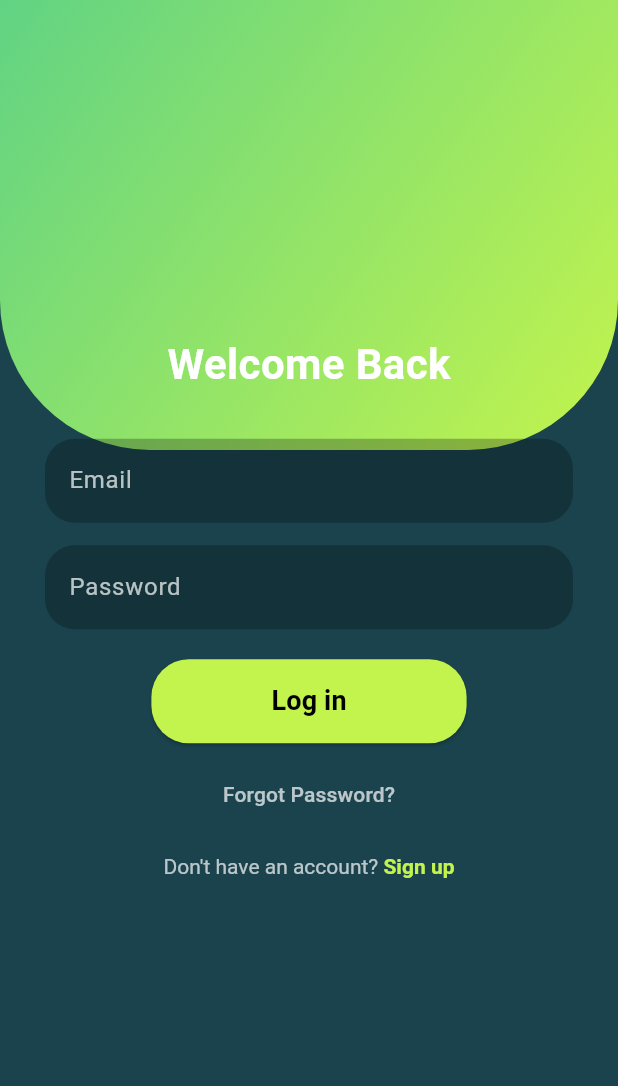
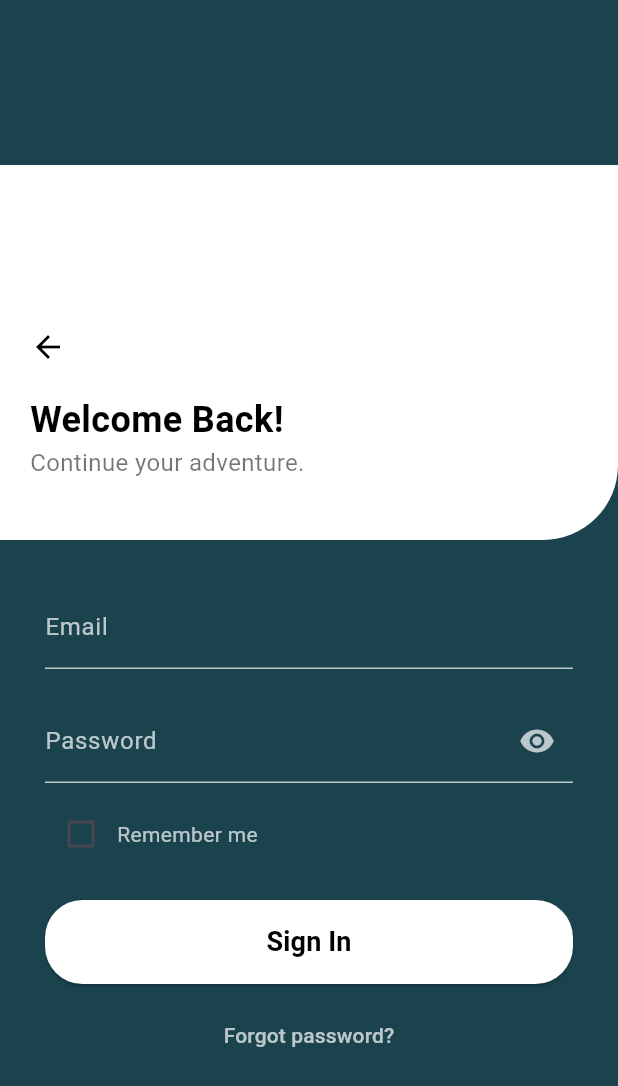
Before and after one commit to assadullah381/Futsal-Management-Application, a Flutter app: the LoginPage screen opened by its route, on a phone screen of 412 x 824 dp. Shown: the top 1086 px of the screen. Run offline on Flutter 3.47's test engine with Material 3 defaults, Android fonts, the light colour scheme and no system bars; our stand-ins replace curved_navigation_bar, google_fonts.

```diff
--- a/lib/login.dart
+++ b/lib/login.dart
@@ -1,5 +1,6 @@
 import 'package:flutter/material.dart';
-import 'signup.dart'; // Import the sign-up page
+import 'signup.dart';
+import 'main.dart';
 
 void main() {
   runApp(MaterialApp(
@@ -8,155 +9,142 @@ void main() {
   ));
 }
 
-class FutoloApp extends StatelessWidget {
-  @override
-  Widget build(BuildContext context) {
-    return MaterialApp(
-      debugShowCheckedModeBanner: false,
-      theme: ThemeData(
-        primaryColor: Color(0xFF61D384),
-      ),
-      home: LoginPage(),
-    );
-  }
-}
-
 class LoginPage extends StatelessWidget {
   @override
   Widget build(BuildContext context) {
     return Scaffold(
       backgroundColor: Color(0xFF1A434E),
-      body: Stack(
-        children: [
-          // Background gradient and curves
-          Positioned(
-            top: 0,
-            left: 0,
-            right: 0,
-            child: Container(
-              height: 300,
+      body: Center(
+        child: Column(
+          mainAxisAlignment: MainAxisAlignment.center,
+          children: [
+            // Curved Top Container
+            Container(
+              width: double.infinity,
+              height: 250,
               decoration: BoxDecoration(
-                gradient: LinearGradient(
-                  colors: [Color(0xFF61D384), Color(0xFFC3F44D)],
-                  begin: Alignment.topLeft,
-                  end: Alignment.bottomRight,
-                ),
+                color: Colors.white,
                 borderRadius: BorderRadius.only(
-                  bottomLeft: Radius.circular(100),
-                  bottomRight: Radius.circular(100),
+                  bottomRight: Radius.circular(50),
                 ),
               ),
+              padding: EdgeInsets.symmetric(horizontal: 20, vertical: 40),
+              alignment: Alignment.bottomLeft,
+              child: Column(
+                crossAxisAlignment: CrossAxisAlignment.start,
+                mainAxisSize: MainAxisSize.min,
+                children: [
+                  Icon(Icons.arrow_back, color: Colors.black),
+                  SizedBox(height: 20),
+                  Text(
+                    "Welcome Back!",
+                    style: TextStyle(
+                      fontSize: 24,
+                      fontWeight: FontWeight.bold,
+                      color: Colors.black,
+                    ),
+                  ),
+                  Text(
+                    "Continue your adventure.",
+                    style: TextStyle(fontSize: 16, color: Colors.black54),
+                  ),
+                ],
+              ),
             ),
-          ),
-
-          // Login Form
-          Center(
-            child: Padding(
+            SizedBox(height: 30),
+            Padding(
               padding: EdgeInsets.symmetric(horizontal: 30),
               child: Column(
-                mainAxisAlignment: MainAxisAlignment.center,
+                crossAxisAlignment: CrossAxisAlignment.start,
                 children: [
-                  Text(
-                    "Welcome Back",
-                    style: TextStyle(
-                      color: Colors.white,
-                      fontSize: 28,
-                      fontWeight: FontWeight.bold,
-                    ),
-                  ),
-                  SizedBox(height: 30),
-
-                  // Email TextField
+                  // Email Field
                   TextField(
                     style: TextStyle(color: Colors.white),
                     decoration: InputDecoration(
-                      hintText: "Email",
-                      hintStyle: TextStyle(color: Colors.white70),
-                      filled: true,
-                      fillColor: Colors.black26,
-                      border: OutlineInputBorder(
-                        borderRadius: BorderRadius.circular(20),
-                        borderSide: BorderSide.none,
+                      labelText: "Email",
+                      labelStyle: TextStyle(color: Colors.white70),
+                      enabledBorder: UnderlineInputBorder(
+                        borderSide: BorderSide(color: Colors.white70),
+                      ),
+                      focusedBorder: UnderlineInputBorder(
+                        borderSide: BorderSide(color: Colors.white),
                       ),
                     ),
                   ),
-                  SizedBox(height: 15),
-
-                  // Password TextField
+                  SizedBox(height: 20),
+                  // Password Field
                   TextField(
                     obscureText: true,
                     style: TextStyle(color: Colors.white),
                     decoration: InputDecoration(
-                      hintText: "Password",
-                      hintStyle: TextStyle(color: Colors.white70),
-                      filled: true,
-                      fillColor: Colors.black26,
-                      border: OutlineInputBorder(
-                        borderRadius: BorderRadius.circular(20),
-                        borderSide: BorderSide.none,
+                      labelText: "Password",
+                      labelStyle: TextStyle(color: Colors.white70),
+                      suffixIcon: Icon(Icons.visibility, color: Colors.white70),
+                      enabledBorder: UnderlineInputBorder(
+                        borderSide: BorderSide(color: Colors.white70),
+                      ),
+                      focusedBorder: UnderlineInputBorder(
+                        borderSide: BorderSide(color: Colors.white),
                       ),
                     ),
                   ),
+                  SizedBox(height: 10),
+                  // Remember Me Checkbox
+                  Row(
+                    children: [
+                      Checkbox(
+                        value: false,
+                        onChanged: (value) {},
+                        activeColor: Color(0xFFC3F44D),
+                      ),
+                      Text("Remember me",
+                          style: TextStyle(color: Colors.white70)),
+                    ],
+                  ),
                   SizedBox(height: 20),
-
-                  // Login Button
-                  ElevatedButton(
-                    onPressed: () {},
-                    style: ElevatedButton.styleFrom(
-                      backgroundColor: Color(0xFFC3F44D),
-                      shape: RoundedRectangleBorder(
-                        borderRadius: BorderRadius.circular(25),
+                  // Sign In Button
+                  SizedBox(
+                    width: double.infinity,
+                    child: ElevatedButton(
+                      onPressed: () {
+                        Navigator.push(
+                          context,
+                          MaterialPageRoute(builder: (context) => MyApp()),
+                        );
+                      },
+                      style: ElevatedButton.styleFrom(
+                        backgroundColor: Colors.white,
+                        shape: RoundedRectangleBorder(
+                          borderRadius: BorderRadius.circular(25),
+                        ),
+                        padding: EdgeInsets.symmetric(vertical: 15),
                       ),
-                      padding:
-                          EdgeInsets.symmetric(horizontal: 80, vertical: 15),
-                    ),
-                    child: Text(
-                      "Log in",
-                      style: TextStyle(
+                      child: Text(
+                        "Sign In",
+                        style: TextStyle(
                           fontSize: 18,
                           color: Colors.black,
-                          fontWeight: FontWeight.bold),
+                          fontWeight: FontWeight.bold,
+                        ),
+                      ),
                     ),
                   ),
                   SizedBox(height: 10),
-
                   // Forgot Password
-                  TextButton(
-                    onPressed: () {},
-                    child: Text(
-                      "Forgot Password?",
-                      style: TextStyle(color: Colors.white70),
-                    ),
-                  ),
-
-                  // Sign Up Link
-                  TextButton(
-                    onPressed: () {
-                      Navigator.push(
-                        context,
-                        MaterialPageRoute(builder: (context) => SignupPage()),
-                      );
-                    },
-                    child: RichText(
-                      text: TextSpan(
-                        text: "Don't have an account? ",
+                  Center(
+                    child: TextButton(
+                      onPressed: () {},
+                      child: Text(
+                        "Forgot password?",
                         style: TextStyle(color: Colors.white70),
-                        children: [
-                          TextSpan(
-                            text: "Sign up",
-                            style: TextStyle(
-                                color: Color(0xFFC3F44D),
-                                fontWeight: FontWeight.bold),
-                          ),
-                        ],
                       ),
                     ),
                   ),
                 ],
               ),
             ),
-          ),
-        ],
+          ],
+        ),
       ),
     );
   }
```
Also changed, not shown: lib/gettingstarted.dart (+165 -0 lines), lib/signup.dart (+113 -150 lines).
